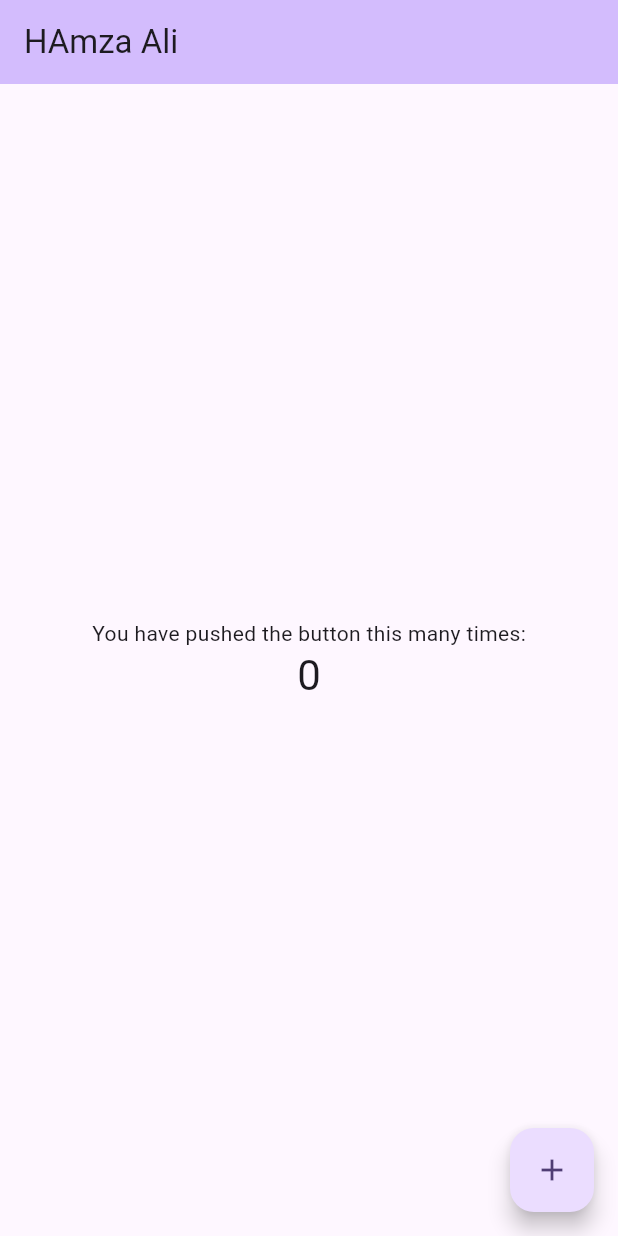
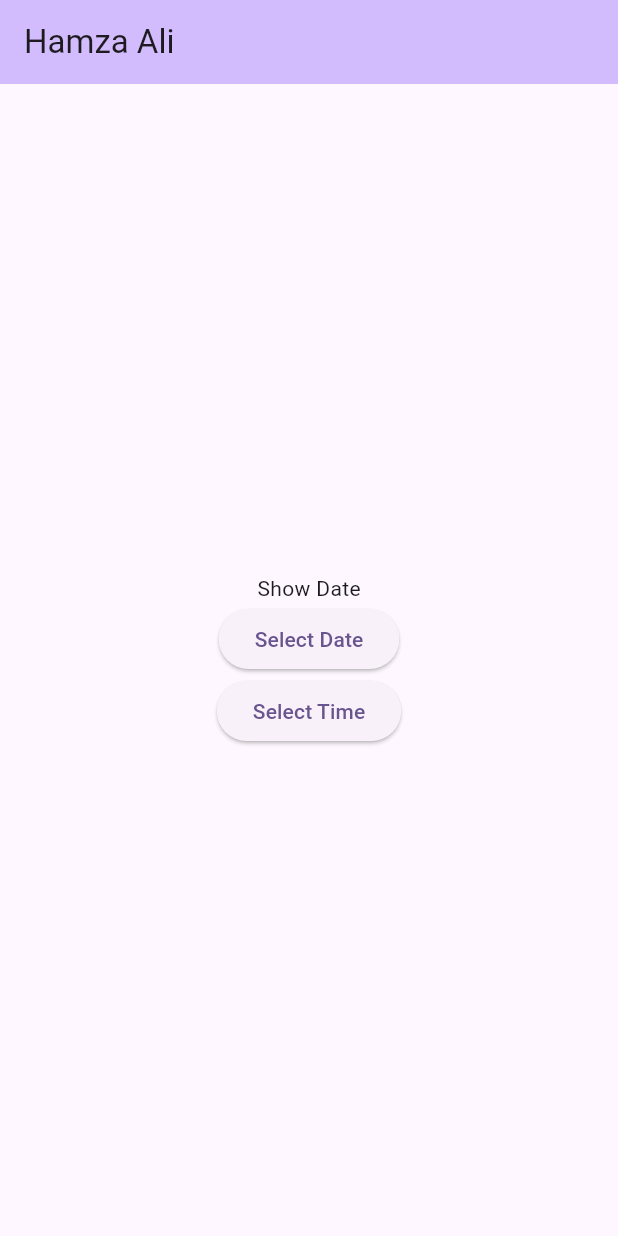
Before and after one commit to HamzaAli689/portfolio, a Flutter app: the screen it shows after launch, on a phone screen of 412 x 824 dp. Run offline on Flutter 3.47's test engine with Material 3 defaults, Android fonts, the light colour scheme and no system bars; our stand-ins replace gap, get.

Commit message:
update the main.dart file

```diff
--- a/virtual_device_test/lib/main.dart
+++ b/virtual_device_test/lib/main.dart
@@ -11,115 +11,57 @@ class MyApp extends StatelessWidget {
   @override
   Widget build(BuildContext context) {
     return MaterialApp(
+      debugShowCheckedModeBanner: false,
       title: 'Flutter Demo',
       theme: ThemeData(
-        // This is the theme of your application.
-        //
-        // TRY THIS: Try running your application with "flutter run". You'll see
-        // the application has a purple toolbar. Then, without quitting the app,
-        // try changing the seedColor in the colorScheme below to Colors.green
-        // and then invoke "hot reload" (save your changes or press the "hot
-        // reload" button in a Flutter-supported IDE, or press "r" if you used
-        // the command line to start the app).
-        //
-        // Notice that the counter didn't reset back to zero; the application
-        // state is not lost during the reload. To reset the state, use hot
-        // restart instead.
-        //
-        // This works for code too, not just values: Most code changes can be
-        // tested with just a hot reload.
         colorScheme: ColorScheme.fromSeed(seedColor: Colors.deepPurple),
         useMaterial3: true,
       ),
-      home: const MyHomePage(title: 'Flutter Demo Home Page'),
+      home:  MyHomePage(),
     );
   }
 }
 
 class MyHomePage extends StatefulWidget {
-  const MyHomePage({super.key, required this.title});
+  const MyHomePage({super.key,});
 
-  // This widget is the home page of your application. It is stateful, meaning
-  // that it has a State object (defined below) that contains fields that affect
-  // how it looks.
-
-  // This class is the configuration for the state. It holds the values (in this
-  // case the title) provided by the parent (in this case the App widget) and
-  // used by the build method of the State. Fields in a Widget subclass are
-  // always marked "final".
-
-  final String title;
 
   @override
   State<MyHomePage> createState() => _MyHomePageState();
 }
 
 class _MyHomePageState extends State<MyHomePage> {
-  int _counter = 0;
-
-  void _incrementCounter() {
-    setState(() {
-      // This call to setState tells the Flutter framework that something has
-      // changed in this State, which causes it to rerun the build method below
-      // so that the display can reflect the updated values. If we changed
-      // _counter without calling setState(), then the build method would not be
-      // called again, and so nothing would appear to happen.
-      _counter++;
-    });
-  }
-
   @override
   Widget build(BuildContext context) {
-    // This method is rerun every time setState is called, for instance as done
-    // by the _incrementCounter method above.
-    //
-    // The Flutter framework has been optimized to make rerunning build methods
-    // fast, so that you can just rebuild anything that needs updating rather
-    // than having to individually change instances of widgets.
     return Scaffold(
       appBar: AppBar(
-        // TRY THIS: Try changing the color here to a specific color (to
-        // Colors.amber, perhaps?) and trigger a hot reload to see the AppBar
-        // change color while the other colors stay the same.
         backgroundColor: Theme.of(context).colorScheme.inversePrimary,
-        // Here we take the value from the MyHomePage object that was created by
-        // the App.build method, and use it to set our appbar title.
-        title: Text("HAmza Ali"),
+        title: Text("Hamza Ali"),
       ),
       body: Center(
-        // Center is a layout widget. It takes a single child and positions it
-        // in the middle of the parent.
         child: Column(
-          // Column is also a layout widget. It takes a list of children and
-          // arranges them vertically. By default, it sizes itself to fit its
-          // children horizontally, and tries to be as tall as its parent.
-          //
-          // Column has various properties to control how it sizes itself and
-          // how it positions its children. Here we use mainAxisAlignment to
-          // center the children vertically; the main axis here is the vertical
-          // axis because Columns are vertical (the cross axis would be
-          // horizontal).
-          //
-          // TRY THIS: Invoke "debug painting" (choose the "Toggle Debug Paint"
-          // action in the IDE, or press "p" in the console), to see the
-          // wireframe for each widget.
           mainAxisAlignment: MainAxisAlignment.center,
-          children: <Widget>[
+          children: [
             const Text(
-              'You have pushed the button this many times:',
+              "Show Date",
             ),
-            Text(
-              '$_counter',
-              style: Theme.of(context).textTheme.headlineMedium,
-            ),
+            ElevatedButton(onPressed: () async{
+              DateTime? pickDate = await showDatePicker(context: context,initialDate: DateTime.now(),
+                  firstDate: DateTime(2000),
+                  lastDate: DateTime(2026),
+              );
+
+              if(pickDate != null){
+                print("this ois slected date: ${pickDate.year} - ${pickDate.month} - ${pickDate.day}");}
+              print(pickDate);
+            }, child: Text("Select Date")),
+            ElevatedButton(onPressed: () async{
+              TimeOfDay? pickTime = await showTimePicker(context: context, initialTime: TimeOfDay.now());
+              print("this is my slected time: ${pickTime?.hour} - ${pickTime?.minute}");
+            }, child: Text("Select Time")),
           ],
         ),
       ),
-      floatingActionButton: FloatingActionButton(
-        onPressed: _incrementCounter,
-        tooltip: 'Increment',
-        child: const Icon(Icons.add),
-      ), // This trailing comma makes auto-formatting nicer for build methods.
     );
   }
 }
```
